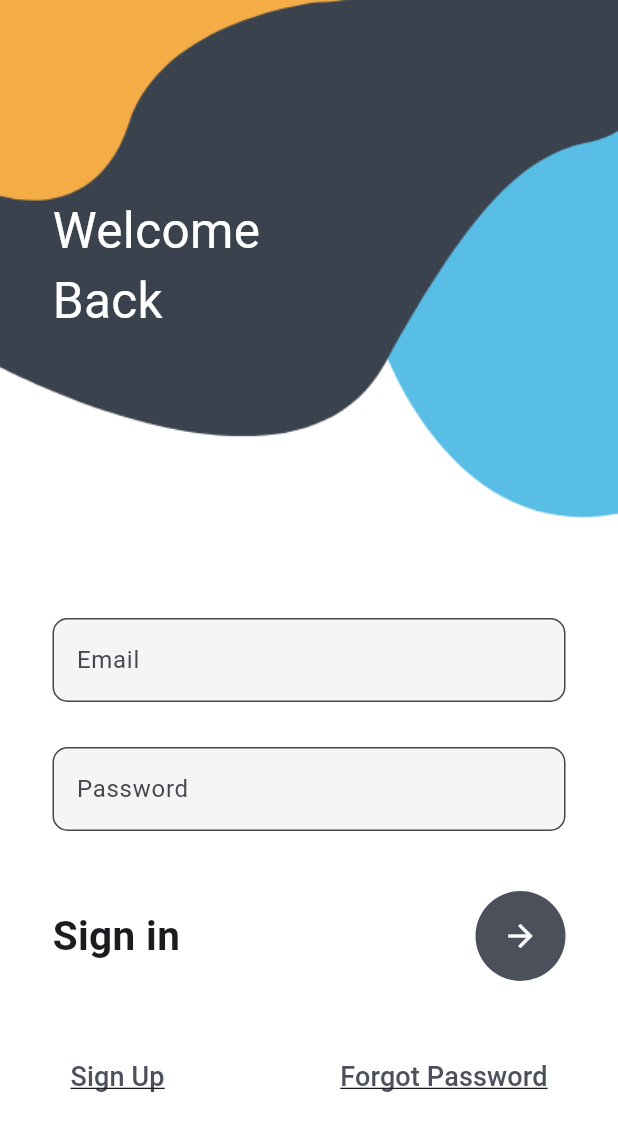
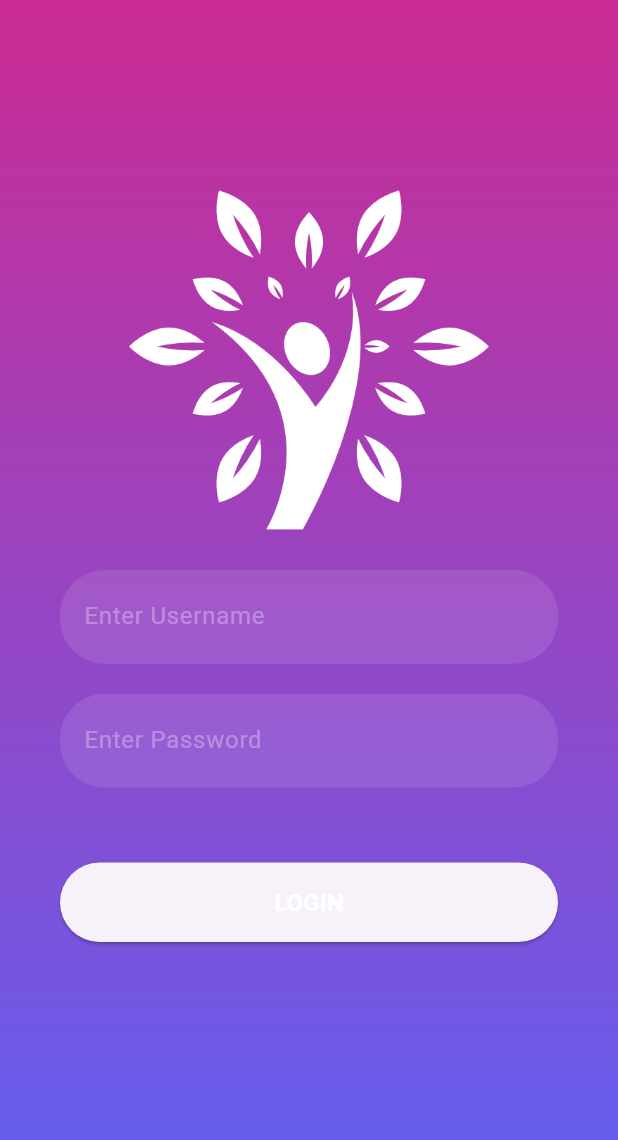
Before and after one commit to mukil-subramaniam/MUKIL, a Flutter app: the screen it shows after launch, on a phone screen of 412 x 824 dp. Shown: the top 1140 px of the screen. Run offline on Flutter 3.47's test engine with Material 3 defaults, Android fonts, the phone set to English and light mode, and no system bars; our stand-ins replace animated_splash_screen, curved_navigation_bar, firebase_core, get; accounts and stored records are empty.

Commit message:
My first commit

```diff
--- a/lib/loginpage.dart
+++ /dev/null
@@ -1,132 +0,0 @@
-import 'package:TutFinder/homepage.dart';
-import 'package:flutter/material.dart';
-import 'package:get/get_core/src/get_main.dart';
-import 'package:get/get_navigation/get_navigation.dart';
-
-class MyLogin extends StatelessWidget {
-  const MyLogin({Key? key}) : super(key: key);
-
-  @override
-  Widget build(BuildContext context) {
-    return Container(
-      decoration: BoxDecoration(
-        image: DecorationImage(
-            image: AssetImage('assets/login.png'), fit: BoxFit.cover),
-      ),
-      child: Scaffold(
-        backgroundColor: Colors.transparent,
-        body: Stack(
-          children: [
-            Container(),
-            Container(
-              padding: EdgeInsets.only(left: 35, top: 130),
-              child: Text(
-                'Welcome\nBack',
-                style: TextStyle(color: Colors.white, fontSize: 33),
-              ),
-            ),
-            SingleChildScrollView(
-              child: Container(
-                padding: EdgeInsets.only(
-                    top: MediaQuery.of(context).size.height * 0.5),
-                child: Column(
-                  crossAxisAlignment: CrossAxisAlignment.start,
-                  children: [
-                    Container(
-                      margin: EdgeInsets.only(left: 35, right: 35),
-                      child: Column(
-                        children: [
-                          TextField(
-                            style: TextStyle(color: Colors.black),
-                            decoration: InputDecoration(
-                                fillColor: Colors.grey.shade100,
-                                filled: true,
-                                hintText: "Email",
-                                border: OutlineInputBorder(
-                                  borderRadius: BorderRadius.circular(10),
-                                )),
-                          ),
-                          SizedBox(
-                            height: 30,
-                          ),
-                          TextField(
-                            style: TextStyle(),
-                            obscureText: true,
-                            decoration: InputDecoration(
-                                fillColor: Colors.grey.shade100,
-                                filled: true,
-                                hintText: "Password",
-                                border: OutlineInputBorder(
-                                  borderRadius: BorderRadius.circular(10),
-                                )),
-                          ),
-                          SizedBox(
-                            height: 40,
-                          ),
-                          Row(
-                            mainAxisAlignment: MainAxisAlignment.spaceBetween,
-                            children: [
-                              Text(
-                                'Sign in',
-                                style: TextStyle(
-                                    fontSize: 27, fontWeight: FontWeight.w700),
-                              ),
-                              CircleAvatar(
-                                radius: 30,
-                                backgroundColor: Color(0xff4c505b),
-                                child: IconButton(
-                                    color: Colors.white,
-                                    onPressed: () {
-                                      Get.to(Homepage());
-                                    },
-                                    icon: Icon(
-                                      Icons.arrow_forward,
-                                    )),
-                              )
-                            ],
-                          ),
-                          SizedBox(
-                            height: 40,
-                          ),
-                          Row(
-                            mainAxisAlignment: MainAxisAlignment.spaceBetween,
-                            children: [
-                              TextButton(
-                                onPressed: () {
-                                  Navigator.pushNamed(context, 'register');
-                                },
-                                child: Text(
-                                  'Sign Up',
-                                  textAlign: TextAlign.left,
-                                  style: TextStyle(
-                                      decoration: TextDecoration.underline,
-                                      color: Color(0xff4c505b),
-                                      fontSize: 18),
-                                ),
-                                style: ButtonStyle(),
-                              ),
-                              TextButton(
-                                  onPressed: () {},
-                                  child: Text(
-                                    'Forgot Password',
-                                    style: TextStyle(
-                                      decoration: TextDecoration.underline,
-                                      color: Color(0xff4c505b),
-                                      fontSize: 18,
-                                    ),
-                                  )),
-                            ],
-                          )
-                        ],
-                      ),
-                    )
-                  ],
-                ),
-              ),
-            ),
-          ],
-        ),
-      ),
-    );
-  }
-}
--- a/lib/outdoorgames.dart
+++ b/lib/outdoorgames.dart
@@ -1,10 +1,10 @@
-import 'package:TutFinder/homepage.dart';
 import 'package:flutter/material.dart';
 import 'package:get/get_core/src/get_main.dart';
 import 'package:get/get_navigation/get_navigation.dart';
+import 'package:TutFinder/homepage.dart';
 
 class OutdoorPage extends StatelessWidget {
-  const OutdoorPage({super.key});
+  const OutdoorPage({Key? key}) : super(key: key);
 
   @override
   Widget build(BuildContext context) {
@@ -36,10 +36,12 @@ class OutdoorPage extends StatelessWidget {
                       ),
                       fillColor: Colors.indigo[100],
                       border: OutlineInputBorder(
-                            borderRadius: BorderRadius.circular(10))),
+                        borderRadius: BorderRadius.circular(10),
                       ),
                     ),
-              )
+                  ),
+                ),
+              ),
             ],
           ),
         ],
--- /dev/null
+++ b/lib/screen/reusable.dart
@@ -0,0 +1,119 @@
+import 'package:flutter/material.dart';
+
+class YourWidget extends StatelessWidget {
+  @override
+  Widget build(BuildContext context) {
+    return Scaffold(
+      body: SafeArea(
+        child: Center(
+          child: Column(
+            mainAxisAlignment: MainAxisAlignment.center,
+            children: [
+              Expanded(
+                child: SingleChildScrollView(
+                  child: Column(
+                    mainAxisAlignment: MainAxisAlignment.center,
+                    children: [
+                      logoWidget(
+                          'assets/image.jpg'), // Replace 'assets/image.jpg' with your image path
+                      SizedBox(height: 20), // Adjust spacing between components
+
+                      reusableWidget(
+                        'Email',
+                        Icons.email,
+                        false,
+                        TextEditingController(),
+                      ),
+                      SizedBox(height: 20), // Adjust spacing between components
+
+                      signInSignUpButton(context, true, () {
+                        // Do something on button tap
+                      }),
+                    ],
+                  ),
+                ),
+              ),
+            ],
+          ),
+        ),
+      ),
+    );
+  }
+}
+
+Image logoWidget(String image) {
+  return Image.asset(
+    image,
+    fit: BoxFit.cover,
+    width: 240,
+    height: 240,
+    color: Colors.white,
+  );
+}
+
+Container reusableWidget(
+  String text,
+  IconData icon,
+  bool isPasswordType,
+  TextEditingController controller,
+) {
+  return Container(
+    width: double.infinity, // Take full available width
+    padding: EdgeInsets.symmetric(horizontal: 20), // Add padding for text field
+    child: TextField(
+      obscureText: isPasswordType,
+      enableSuggestions: !isPasswordType,
+      autocorrect: !isPasswordType,
+      cursorColor: Colors.white,
+      style: TextStyle(color: Colors.white.withOpacity(0.9)),
+      decoration: InputDecoration(
+        prefix: Icon(
+          icon,
+          color: Colors.white70,
+        ),
+        labelText: text,
+        labelStyle: TextStyle(color: Colors.white.withOpacity(0.3)),
+        border: OutlineInputBorder(
+          borderRadius: BorderRadius.circular(30.0),
+          borderSide: BorderSide.none, // Removed border
+        ),
+        filled: true,
+        fillColor: Colors.white.withOpacity(0.1), // Added background color
+      ),
+      keyboardType: isPasswordType
+          ? TextInputType.visiblePassword
+          : TextInputType.emailAddress,
+    ),
+  );
+}
+
+Container signInSignUpButton(
+  BuildContext context,
+  bool isLogin,
+  VoidCallback onTap, // Changed Function to VoidCallback
+) {
+  return Container(
+    width: double.infinity, // Take full available width
+    margin: EdgeInsets.symmetric(horizontal: 20), // Add margin for the button
+    child: ElevatedButton(
+      onPressed: onTap,
+      child: Text(
+        isLogin ? 'LOGIN' : 'SIGN UP',
+        style: TextStyle(
+          color: Colors.white,
+          fontWeight: FontWeight.bold,
+          fontSize: 16,
+        ),
+      ),
+      style: ElevatedButton.styleFrom(
+        shape: RoundedRectangleBorder(
+          borderRadius: BorderRadius.circular(30),
+        ),
+        padding: EdgeInsets.all(15), // Increase button padding
+        // primary: Colors.black26,
+        // ignore: deprecated_member_use
+        onPrimary: Colors.black12,
+      ),
+    ),
+  );
+}
--- /dev/null
+++ b/lib/screen/signin.dart
@@ -0,0 +1,74 @@
+import 'package:flutter/material.dart';
+import 'package:get/get_core/src/get_main.dart';
+import 'package:get/get_navigation/get_navigation.dart';
+import 'package:TutFinder/homepage.dart';
+import 'package:TutFinder/screen/reusable.dart';
+
+TextEditingController _passwordTextcontroller = TextEditingController();
+TextEditingController _emailTextcontroller = TextEditingController();
+
+class SigninScreen extends StatelessWidget {
+  const SigninScreen({Key? key}) : super(key: key);
+
+  @override
+  Widget build(BuildContext context) {
+    return Scaffold(
+      body: Container(
+        height: MediaQuery.of(context).size.height,
+        decoration: BoxDecoration(
+          gradient: LinearGradient(
+            colors: [
+              Color(0xFFCB2B93),
+              Color(0xFF9546C4),
+              Color(0xFF5E61F4),
+            ],
+            begin: Alignment.topCenter,
+            end: Alignment.bottomCenter,
+          ),
+        ),
+        child: SingleChildScrollView(
+          child: Column(
+            mainAxisAlignment: MainAxisAlignment.start,
+            children: [
+              SizedBox(
+                height: 40,
+              ),
+              Padding(
+                padding: EdgeInsets.fromLTRB(
+                    20, 80, 20, 20), // Adjusted image padding
+                child: logoWidget("assets/signinlogo.png"),
+              ),
+              Padding(
+                padding: EdgeInsets.symmetric(horizontal: 20),
+                child: reusableWidget(
+                  "Enter Username",
+                  Icons.person_2_outlined,
+                  false,
+                  _emailTextcontroller,
+                ),
+              ),
+              SizedBox(height: 20),
+              Padding(
+                padding: EdgeInsets.symmetric(horizontal: 20),
+                child: reusableWidget(
+                  "Enter Password",
+                  Icons.lock,
+                  true,
+                  _passwordTextcontroller,
+                ),
+              ),
+              SizedBox(height: 50),
+              Padding(
+                padding: EdgeInsets.symmetric(horizontal: 20),
+                child: signInSignUpButton(context, true, () {
+                  Get.to(Homepage());
+                }),
+              ),
+              SizedBox(height: 20),
+            ],
+          ),
+        ),
+      ),
+    );
+  }
+}
--- a/lib/splashscreen.dart
+++ b/lib/splashscreen.dart
@@ -1,5 +1,5 @@
 //import 'package:TutFinder/homepage.dart';
-import 'package:TutFinder/loginpage.dart';
+import 'package:TutFinder/screen/signin.dart';
 import 'package:animated_splash_screen/animated_splash_screen.dart';
 import 'package:flutter/material.dart';
 
@@ -14,7 +14,7 @@ class Splashscreen extends StatelessWidget {
           'TutFῐnder',
           style: TextStyle(fontSize: 30, fontWeight: FontWeight.bold),
         ),
-        nextScreen: MyLogin(),
+        nextScreen: SigninScreen(),
         splashTransition: SplashTransition.fadeTransition,
         backgroundColor: Colors.white,
         duration: 4000,
--- a/pubspec.yaml
+++ b/pubspec.yaml
@@ -67,8 +67,7 @@ flutter:
 
   # To add assets to your application, add an assets section, like this:
   assets:
-   - assets/login.png
-   - assets/shapes.riv
+   - assets/signinlogo.png
    - assets/edu.png
 
 
```
Also changed, not shown: assets/signinlogo.png (added), lib/screen/signup.dart (added), 1 other file. Lines whose indentation alone changed are shown as unchanged.
